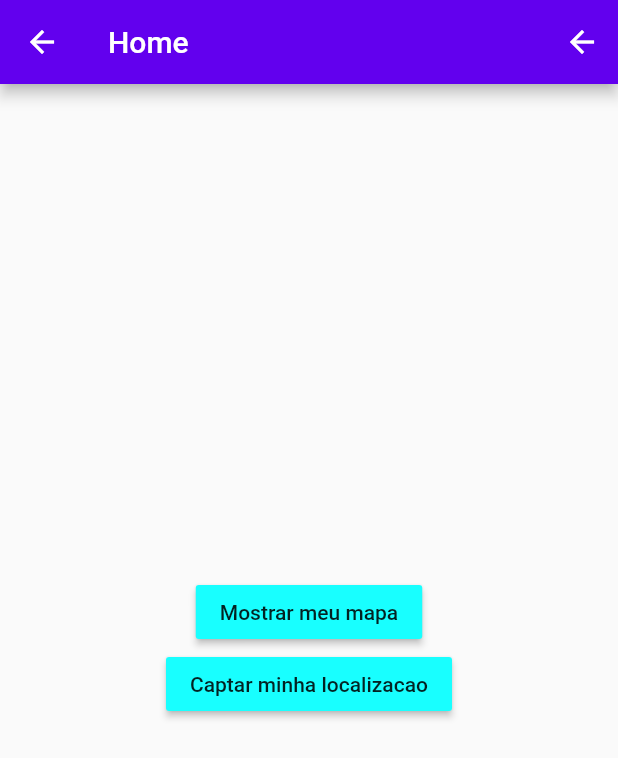
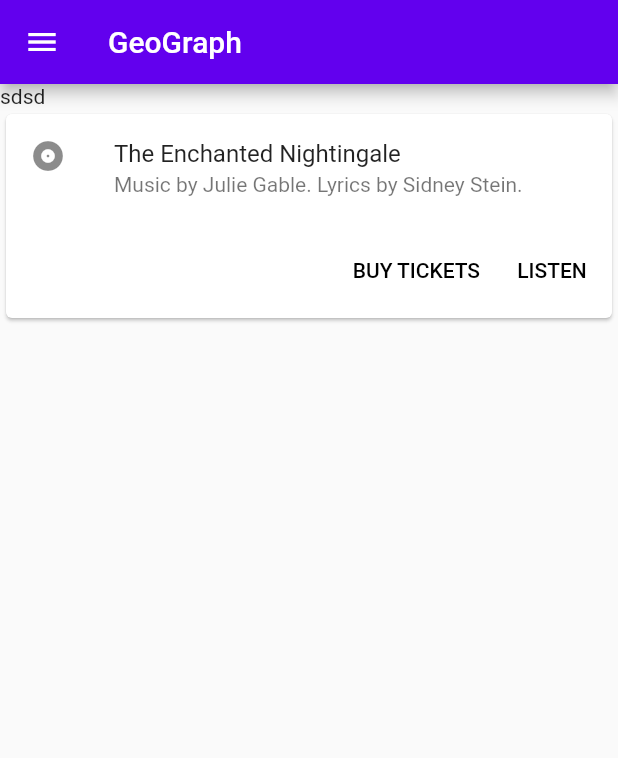
Before and after one commit to guilhermocc/GeoGraph, a Flutter app: the HomePage screen opened by its route, on a phone screen of 412 x 824 dp. Shown: the top 758 px of the screen. Run offline on Flutter 3.47's test engine with Material 2 defaults, Android fonts, the phone set to English and light mode, and no system bars; our stand-ins replace cloud_firestore, firebase_auth, geolocator, google_maps_flutter; missing offline and left inert: flutter_ringtone_player; accounts and stored records are empty.

Commit message:
Start first home page refactor

```diff
--- a/lib/android/pages/home.dart
+++ b/lib/android/pages/home.dart
@@ -35,61 +35,108 @@ class _HomePageState extends State<HomePage> {
 
   @override
   Widget build(BuildContext context) {
-    // This method is rerun every time setState is called, for instance as done
-    // by the _incrementCounter method above.
-    //
-    // The Flutter framework has been optimized to make rerunning build methods
-    // fast, so that you can just rebuild anything that needs updating rather
-    // than having to individually change instances of widgets.
     return Scaffold(
-      appBar: AppBar(
-        // Here we take the value from the MyHomePage object that was created by
-        // the App.build method, and use it to set our appbar title.
-        title: Text(widget.title),
-        actions: <Widget>[
-          IconButton(
-            icon: Icon(Icons.arrow_back),
-            onPressed: _onLogout,
-          )
+      appBar: AppBar(title: const Text('GeoGraph')),
+      drawer: Drawer(
+        child: ListView(
+          padding: EdgeInsets.zero,
+          children: <Widget>[
+            DrawerHeader(
+                decoration: BoxDecoration(
+                  color: Theme.of(context).primaryColor,
+                ),
+                child: Column(
+                  children: <Widget>[
+                    Row(
+                      children: <Widget>[
+                        CircleAvatar(
+                          radius: 40,
+                          backgroundImage: NetworkImage(
+                              'https://scontent.fcgh10-1.fna.fbcdn.net/v/t1.0-9/95000440_1110826205943316_9215072197238849536_n.jpg?_nc_cat=101&_nc_sid=09cbfe&_nc_eui2=AeFZ_PUsfWSiLNJt80r7qnoKoDNo-8fk6Q2gM2j7x-TpDdAEvqKt-Rcrjlf0B-8-BG0Ov2Pq7lKRg4Vsa3UKTayw&_nc_ohc=LsycrnlcH1cAX_Df4q1&_nc_ht=scontent.fcgh10-1.fna&oh=2592e4bba2ae5f78b169e35d9ebfaa18&oe=5EEE2171'),
+                          backgroundColor: Colors.transparent,
+                        ),
+                        Container(
+                            padding: EdgeInsets.only(bottom: 10, left: 10),
+                            child: Text(
+                              'Giovanna Rodrigues',
+                              style: TextStyle(
+                                color: Colors.white,
+                                fontSize: 16,
+                              ),
+                            ))
                       ],
                     ),
-      body: Center(
-        // Center is a layout widget. It takes a single child and positions it
-        // in the middle of the parent.
+                    Divider(height: 20),
+                  ],
+                )),
+            ListTile(
+              leading: Icon(Icons.message),
+              title: Text('Criar Grupo'),
+            ),
+            ListTile(
+              leading: Icon(Icons.account_circle),
+              title: Text('Meus Grupos'),
+            ),
+            ListTile(
+              leading: Icon(Icons.settings),
+              title: Text('Entrar em um Grupo'),
+            ),
+            ListTile(
+              leading: Icon(Icons.outlined_flag),
+              title: Text('LogOut'),
+            ),
+            Divider(
+              height: 100,
+            ),
+            ListTile(
+              title: Text("LogOut"),
+              leading: Icon(Icons.arrow_back),
+              onTap: _onLogout,
+            ),
+            ListTile(
+              leading: Icon(Icons.android),
+              title: Text('FAQ'),
+            ),
+          ],
+        ),
+      ),
+      body: Column(
+        children: <Widget>[
+          Row(
+            children: <Widget>[
+              Text("sdsd")
+            ],
+          ),
+          Card(
             child: Column(
-          mainAxisAlignment: MainAxisAlignment.center,
+              mainAxisSize: MainAxisSize.min,
               children: <Widget>[
-            MaterialButton(
-              child: Text("Mostrar meu mapa"),
-              color: Colors.cyanAccent,
+                ListTile(
+                  leading: Icon(Icons.album),
+                  title: Text('The Enchanted Nightingale'),
+                  subtitle:
+                      Text('Music by Julie Gable. Lyrics by Sidney Stein.'),
+                ),
+                ButtonBar(
+                  children: <Widget>[
+                    FlatButton(
+                      child: const Text('BUY TICKETS'),
                       onPressed: () {
-                Navigator.push(
-                    context,
-                    MaterialPageRoute(
-                        builder: (context) => MapPage(
-                              userId: widget.uid,
-                            )));
+                        /* ... */
                       },
                     ),
-            MaterialButton(
-              child: Text("Captar minha localizacao"),
-              color: Colors.cyanAccent,
+                    FlatButton(
+                      child: const Text('LISTEN'),
                       onPressed: () {
-                _onGetMyLocation();
+                        /* ... */
                       },
                     ),
-            (myLocation != null
-                ? Column(
-                    children: <Widget>[
-                      Text(
-                          "Latitude: ${myLocation.latitude}, Longitude: ${myLocation.longitude}"),
-                      Text(
-                          "Address: ${myPlacemark.first.country}, ${myPlacemark.first.administrativeArea}, ${myPlacemark.first.subAdministrativeArea}, ${myPlacemark.first.subLocality}")
-                    ],
-                  )
-                : Text(""))
                   ],
                 ),
+              ],
+            ),
+          ),
+        ],
       ),
     );
   }
```
Lines whose indentation alone changed are shown as unchanged.
